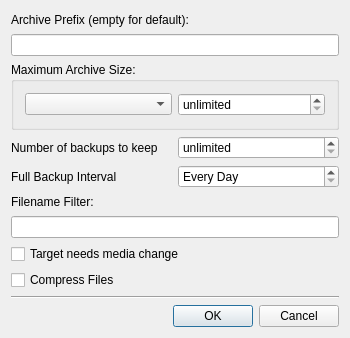
Before: the Qt Designer form src/SettingsDialog.ui in KDE/kbackup, drawn with Qt 5.
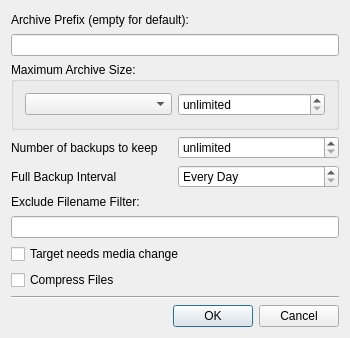
After: the same form once the commit is applied.

```diff
--- a/src/SettingsDialog.ui
+++ b/src/SettingsDialog.ui
@@ -194,7 +194,7 @@
    <item row="4" column="0">
     <widget class="QLabel" name="label_3">
      <property name="text">
-      <string>Filename Filter:</string>
+      <string>Exclude Filename Filter:</string>
      </property>
     </widget>
    </item>
```
